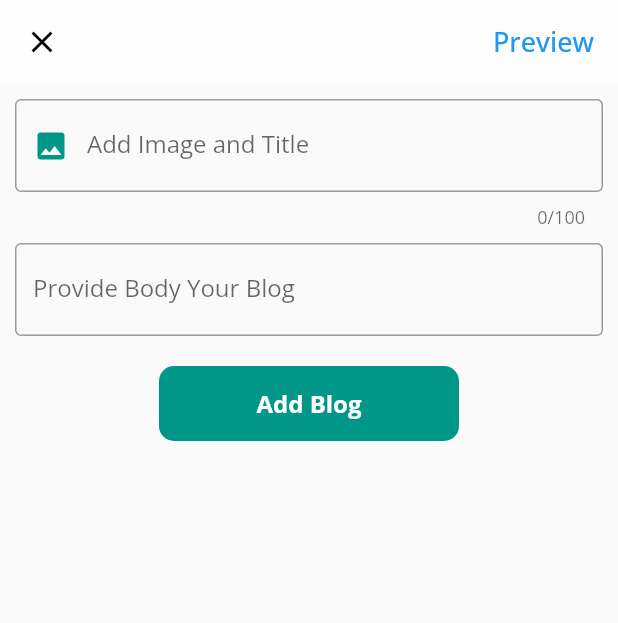
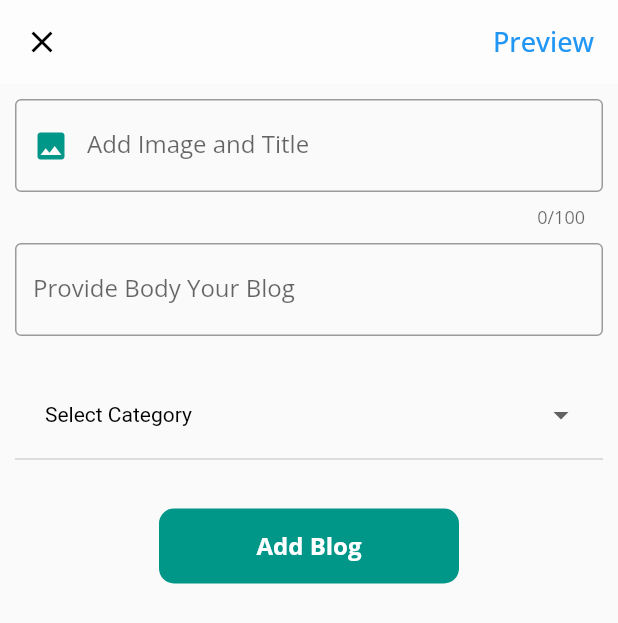
Before and after one commit to AyushAgrawal25/Blog-App, a Flutter app: the AddBlog screen opened directly, on a phone screen of 412 x 824 dp. Shown: the top 623 px of the screen. Run offline on Flutter 3.47's test engine with Material 2 defaults, Android fonts, the phone set to English and light mode, and no system bars; our stand-ins replace firebase_auth, firebase_core, flutter_secure_storage, google_fonts, google_sign_in, image_picker and 1 more; missing offline and left inert: flutter_facebook_login; accounts and stored records are empty; generated files the repository leaves out were written again.

```diff
--- a/lib/Blog/addBlog.dart
+++ b/lib/Blog/addBlog.dart
@@ -5,6 +5,7 @@ import 'package:blogapp/Model/addBlogModels.dart';
 import 'package:blogapp/NetworkHandler.dart';
 import 'package:blogapp/Pages/HomePage.dart';
 import 'package:flutter/material.dart';
+import 'package:google_fonts/google_fonts.dart';
 import 'package:image_picker/image_picker.dart';
 
 class AddBlog extends StatefulWidget {
@@ -18,6 +19,7 @@ class _AddBlogState extends State<AddBlog> {
   final _globalkey = GlobalKey<FormState>();
   TextEditingController _title = TextEditingController();
   TextEditingController _body = TextEditingController();
+  int _categoryId = 0;
   ImagePicker _picker = ImagePicker();
   PickedFile _imageFile;
   IconData iconphoto = Icons.image;
@@ -64,7 +66,11 @@ class _AddBlogState extends State<AddBlog> {
             titleTextField(),
             bodyTextField(),
             SizedBox(
-              height: 20,
+              height: 15,
+            ),
+            categoriesWidget(),
+            SizedBox(
+              height: 25,
             ),
             addButton(),
           ],
@@ -148,6 +154,57 @@ class _AddBlogState extends State<AddBlog> {
     );
   }
 
+  Widget categoriesWidget() {
+    // Add Validator to validate with this also.
+    List<String> categories = [
+      "Select Category",
+      "Coding",
+      "Politics",
+      "Development",
+      "Gaming",
+      "Bussiness",
+      "Internships"
+    ];
+    List<DropdownMenuItem> categoryOptions = [];
+
+    for (int i = 0; i < categories.length; i++) {
+      categoryOptions.add(DropdownMenuItem(
+        value: i,
+        child: Container(
+          width: MediaQuery.of(context).size.width - 60,
+          padding: EdgeInsets.symmetric(horizontal: 20, vertical: 20),
+          child: Text(
+            categories[i],
+            style: GoogleFonts.roboto(
+                fontSize: 14, fontWeight: FontWeight.w400, color: Colors.black),
+            textScaleFactor: 1.0,
+          ),
+        ),
+      ));
+    }
+    return Container(
+      padding: EdgeInsets.symmetric(horizontal: 10),
+      // decoration: BoxDecoration(
+      //     border: Border.all(
+      //   color: Colors.teal,
+      // )),
+      child: DropdownButton(
+        itemHeight: 75,
+        value: _categoryId,
+        items: categoryOptions,
+        onChanged: (value) {
+          if (value != null) {
+            setState(() {
+              _categoryId = value;
+            });
+          }
+
+          print(categories[_categoryId]);
+        },
+      ),
+    );
+  }
+
   Widget addButton() {
     return InkWell(
       onTap: () async {
--- a/lib/Model/addBlogModels.dart
+++ b/lib/Model/addBlogModels.dart
@@ -5,6 +5,7 @@ part 'addBlogModels.g.dart';
 @JsonSerializable()
 class AddBlogModel {
   String coverImage;
+  // int categoryId;
   int count;
   int share;
   int comment;
@@ -18,6 +19,7 @@ class AddBlogModel {
       {this.coverImage,
       this.count,
       this.share,
+      // this.categoryId,
       this.comment,
       this.id,
       this.username,
--- a/lib/Pages/HomePage.dart
+++ b/lib/Pages/HomePage.dart
@@ -1,4 +1,5 @@
 import 'package:blogapp/Blog/addBlog.dart';
+import 'package:blogapp/BusinessLogic/AuthProvider.dart';
 import 'package:blogapp/Pages/WelcomePage.dart';
 import 'package:blogapp/Screen/HomeScreen.dart';
 import 'package:blogapp/Profile/ProfileScreen.dart';
@@ -173,6 +174,7 @@ class _HomePageState extends State<HomePage> {
   }
 
   void logout() async {
+    AuthProvider().googleSignOut();
     await storage.delete(key: "token");
     Navigator.pushAndRemoveUntil(
         context,
--- a/lib/Pages/LoadingPage.dart
+++ b/lib/Pages/LoadingPage.dart
@@ -23,7 +23,7 @@ class _LoadingPageState extends State<LoadingPage> {
             tileMode: TileMode.repeated,
           ),
         ),
-        child: Center(child: Text("Dev Stack")),
+        child: Center(child: Text("Uped")),
       ),
     );
   }
--- a/lib/Profile/ProfileScreen.dart
+++ b/lib/Profile/ProfileScreen.dart
@@ -1,5 +1,5 @@
 import 'package:blogapp/NetworkHandler.dart';
-import 'package:blogapp/Profile/CreatProfile.dart';
+import 'package:blogapp/Profile/CreateProfile.dart';
 import 'package:flutter/material.dart';
 
 import 'MainProfile.dart';
@@ -81,7 +81,7 @@ class _ProfileScreenState extends State<ProfileScreen> {
           InkWell(
             onTap: () => {
               Navigator.push(context,
-                  MaterialPageRoute(builder: (context) => CreatProfile()))
+                  MaterialPageRoute(builder: (context) => CreateProfile()))
             },
             child: Container(
               height: 60,
--- a/pubspec.yaml
+++ b/pubspec.yaml
@@ -34,6 +34,9 @@ dependencies:
   flutter_secure_storage: ^3.3.3
   image_picker: ^0.6.7+4
   json_annotation:
+  firebase_auth: ^0.18.4+1
+  google_sign_in: ^4.5.6
+  firebase_core:
 
 dev_dependencies:
   build_runner:
```
Also changed, not shown: lib/BusinessLogic/AuthProvider.dart (added, +70 -0 lines), lib/Pages/LoaderPage.dart (added, +22 -0 lines), lib/Pages/WelcomePage.dart (+146 -82 lines), lib/Profile/CreateProfile.dart (renamed from lib/Profile/CreatProfile.dart, +6 -6 lines), lib/Model/addBlogModels.g.dart, pubspec.lock, 9 other files.
